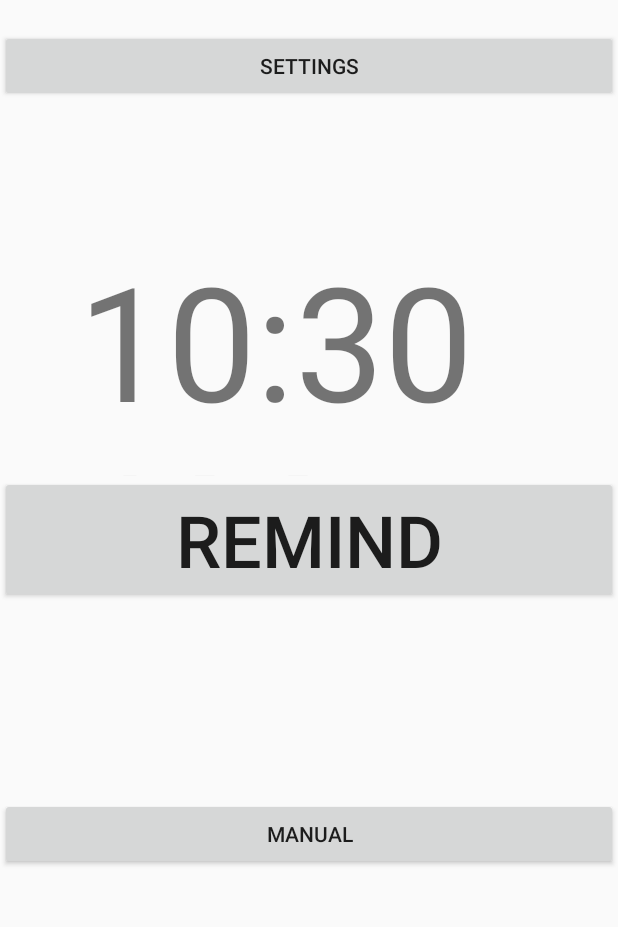
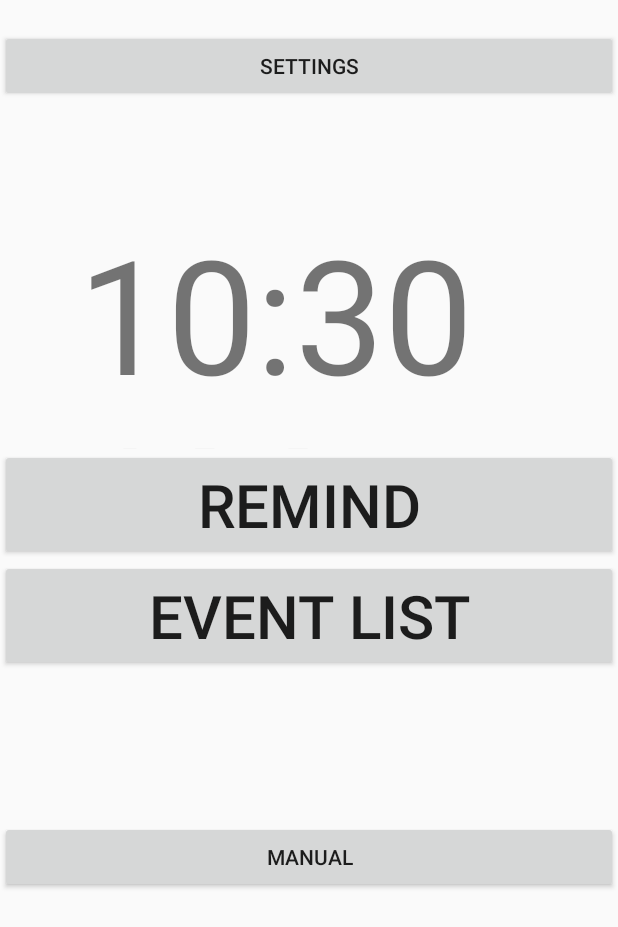
Before and after one commit to stefkosdev/memorigilo, an Android app: the screen it shows after launch (MainActivity), on a phone screen of 412 x 824 dp. Shown: the top 927 px of the screen. Run offline under Robolectric (Android 15) with nearby library versions, the phone set to English and light mode, and no system bars; 1 statement that could not run was skipped.

Commit message:
List of events in progress

```diff
--- a/app/src/main/AndroidManifest.xml
+++ b/app/src/main/AndroidManifest.xml
@@ -13,7 +13,7 @@
         android:roundIcon="@mipmap/ic_launcher_round"
         android:supportsRtl="true"
         android:theme="@style/AppTheme">
-        <activity android:name=".EventList"></activity>
+        <activity android:name=".EventListActivity"></activity>
         <activity android:name=".mealtimechoose.ChooseMealTimeActivity" />
         <activity android:name=".timechoose.ChooseActivity" />
         <activity
--- a/app/src/main/java/com/stefkos/memorigilo/MainActivity.java
+++ b/app/src/main/java/com/stefkos/memorigilo/MainActivity.java
@@ -30,6 +30,7 @@ public class MainActivity extends Activity {
     Button okButton = null;
     Button settings = null;
     Button remind = null;
+    Button eventList = null;
 
     private static final String PREFERENCES = "App_Preferences";
 
@@ -77,6 +78,7 @@ public class MainActivity extends Activity {
         //okButton = findViewById(R.id.okB );
         settings = findViewById(R.id.settingsB);
         remind = findViewById(R.id.remindB);
+        eventList = findViewById(R.id.remindListB);
 
         //
         //
@@ -100,11 +102,18 @@ public class MainActivity extends Activity {
         remind.setOnClickListener(new View.OnClickListener() {
             @Override
             public void onClick(View view) {
-                //StatusApplication sapp = (StatusApplication)getApplication();
+                Intent intent = new Intent(view.getContext(), ChooseActivity.class);
+                view.getContext().startActivity(intent);}
+        });
 
-                //sapp.show_Notification( "Title", "Going to remind section");
+        //
+        //
+        //
 
-                Intent intent = new Intent(view.getContext(), ChooseActivity.class);
+        eventList.setOnClickListener(new View.OnClickListener() {
+            @Override
+            public void onClick(View view) {
+                Intent intent = new Intent(view.getContext(), EventListActivity.class);
                 view.getContext().startActivity(intent);}
         });
     }
--- a/app/src/main/java/com/stefkos/memorigilo/timechoose/ChooseFragment4_1.java
+++ b/app/src/main/java/com/stefkos/memorigilo/timechoose/ChooseFragment4_1.java
@@ -1,5 +1,6 @@
 package com.stefkos.memorigilo.timechoose;
 
+import android.content.Intent;
 import android.os.Bundle;
 import android.view.LayoutInflater;
 import android.view.View;
@@ -106,7 +107,10 @@ public class ChooseFragment4_1 extends Fragment {
                 }
 
                 MainActivity.calendarManager.createEvent( title, "WEZ!", hour, mins, toHour, toMins );
-            }});
+
+                Intent intent = new Intent(view.getContext(), MainActivity.class);
+                view.getContext().startActivity(intent);}
+        });
 
         return v;
     }
--- a/app/src/main/res/layout/activity_main.xml
+++ b/app/src/main/res/layout/activity_main.xml
@@ -12,7 +12,8 @@
         android:orientation="vertical"
         app:layout_constraintBottom_toBottomOf="parent"
         app:layout_constraintTop_toTopOf="parent"
-        tools:layout_editor_absoluteX="1dp">
+        app:layout_constraintVertical_bias="0.0"
+        tools:layout_editor_absoluteX="0dp">
 
         <Button
             android:id="@+id/settingsB"
@@ -27,7 +28,7 @@
             android:layout_height="161dp"
             android:layout_centerHorizontal="true"
             android:layout_marginStart="52dp"
-            android:layout_marginTop="88dp"
+            android:layout_marginTop="70dp"
             android:text="DigitalClock"
             android:textSize="106sp" />
 
@@ -36,13 +37,20 @@
             android:layout_width="match_parent"
             android:layout_height="wrap_content"
             android:text="@string/remind"
-            android:textSize="48sp" />
+            android:textSize="40sp" />
+
+        <Button
+            android:id="@+id/remindListB"
+            android:layout_width="match_parent"
+            android:layout_height="wrap_content"
+            android:text="@string/eventList"
+            android:textSize="40sp" />
 
         <Button
             android:id="@+id/mainManualB"
             android:layout_width="match_parent"
             android:layout_height="wrap_content"
-            android:layout_marginTop="130dp"
+            android:layout_marginTop="100dp"
             android:text="@string/manual" />
 
     </LinearLayout>
--- a/app/src/main/res/values/strings.xml
+++ b/app/src/main/res/values/strings.xml
@@ -57,4 +57,5 @@
     <string name="attachment_summary_on">Automatically download attachments for incoming emails
     </string>
     <string name="attachment_summary_off">Only download attachments when manually requested</string>
+    <string name="eventList">Event list</string>
 </resources>
```
Also changed, not shown: app/src/main/java/com/stefkos/memorigilo/EventList.java (deleted, +0 -14 lines), app/src/main/java/com/stefkos/memorigilo/EventListActivity.java (added, +25 -0 lines), app/src/main/java/com/stefkos/memorigilo/timechoose/ChooseFragment4_2.java (+6 -1 lines), app/src/main/java/com/stefkos/memorigilo/util/EventArrayAdapter.java (added, +45 -0 lines), app/src/main/res/layout/activity_event_list.xml (+8 -3 lines), app/src/main/res/layout/event_row_layout.xml (added, +20 -0 lines), 1 other file.
